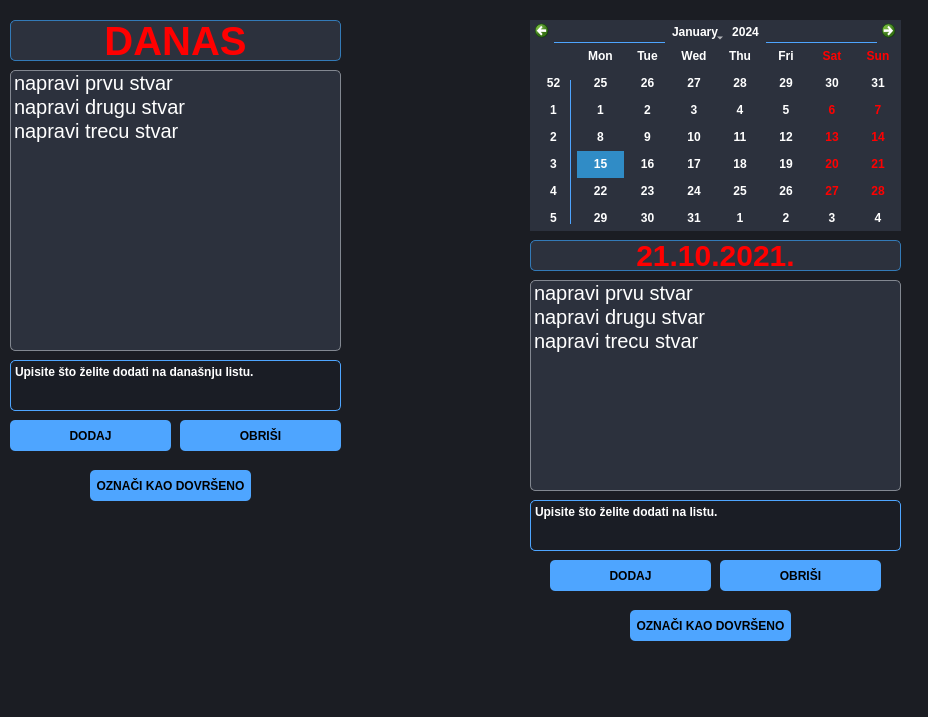
Old version of the form designs/dizajn_novo.ui in the repository Vuk7/To-do-lista.
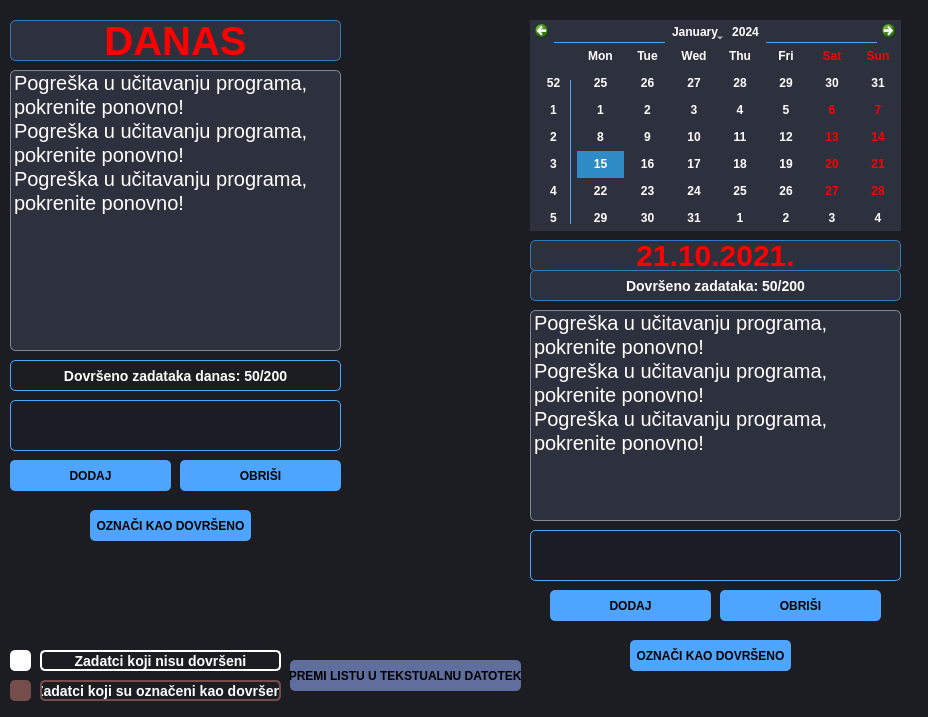
New version of the form.

Commit message: dodano spremanje u tekst datoteke i promijenjen dizajn

Diff of the .ui file:
```diff
--- a/designs/dizajn_novo.ui
+++ b/designs/dizajn_novo.ui
@@ -81,17 +81,20 @@
     </property>
     <item>
      <property name="text">
-      <string>napravi prvu stvar</string>
+      <string>Pogreška u učitavanju programa, 
+pokrenite ponovno!</string>
      </property>
     </item>
     <item>
      <property name="text">
-      <string>napravi drugu stvar</string>
+      <string>Pogreška u učitavanju programa, 
+pokrenite ponovno!</string>
      </property>
     </item>
     <item>
      <property name="text">
-      <string>napravi trecu stvar</string>
+      <string>Pogreška u učitavanju programa, 
+pokrenite ponovno!</string>
      </property>
     </item>
    </widget>
@@ -99,7 +102,7 @@
     <property name="geometry">
      <rect>
       <x>10</x>
-      <y>360</y>
+      <y>400</y>
       <width>331</width>
       <height>51</height>
      </rect>
@@ -118,15 +121,14 @@
 </string>
     </property>
     <property name="plainText">
-     <string>Upisite što želite dodati na današnju listu.
-</string>
+     <string/>
     </property>
    </widget>
    <widget class="QPushButton" name="danas_obrisi">
     <property name="geometry">
      <rect>
       <x>180</x>
-      <y>420</y>
+      <y>460</y>
       <width>161</width>
       <height>31</height>
      </rect>
@@ -149,7 +151,7 @@
     <property name="geometry">
      <rect>
       <x>10</x>
-      <y>420</y>
+      <y>460</y>
       <width>161</width>
       <height>31</height>
      </rect>
@@ -172,7 +174,7 @@
     <property name="geometry">
      <rect>
       <x>90</x>
-      <y>470</y>
+      <y>510</y>
       <width>161</width>
       <height>31</height>
      </rect>
@@ -215,7 +217,7 @@
     <property name="geometry">
      <rect>
       <x>530</x>
-      <y>280</y>
+      <y>310</y>
       <width>371</width>
       <height>211</height>
      </rect>
@@ -233,17 +235,20 @@
     </property>
     <item>
      <property name="text">
-      <string>napravi prvu stvar</string>
+      <string>Pogreška u učitavanju programa, 
+pokrenite ponovno!</string>
      </property>
     </item>
     <item>
      <property name="text">
-      <string>napravi drugu stvar</string>
+      <string>Pogreška u učitavanju programa, 
+pokrenite ponovno!</string>
      </property>
     </item>
     <item>
      <property name="text">
-      <string>napravi trecu stvar</string>
+      <string>Pogreška u učitavanju programa, 
+pokrenite ponovno!</string>
      </property>
     </item>
    </widget>
@@ -285,7 +290,7 @@
     <property name="geometry">
      <rect>
       <x>550</x>
-      <y>560</y>
+      <y>590</y>
       <width>161</width>
       <height>31</height>
      </rect>
@@ -308,7 +313,7 @@
     <property name="geometry">
      <rect>
       <x>720</x>
-      <y>560</y>
+      <y>590</y>
       <width>161</width>
       <height>31</height>
      </rect>
@@ -331,7 +336,7 @@
     <property name="geometry">
      <rect>
       <x>630</x>
-      <y>610</y>
+      <y>640</y>
       <width>161</width>
       <height>31</height>
      </rect>
@@ -354,7 +359,7 @@
     <property name="geometry">
      <rect>
       <x>530</x>
-      <y>500</y>
+      <y>530</y>
       <width>371</width>
       <height>51</height>
      </rect>
@@ -374,8 +379,7 @@
 </string>
     </property>
     <property name="plainText">
-     <string>Upisite što želite dodati na listu.
-</string>
+     <string/>
     </property>
    </widget>
    <widget class="QWidget" name="widget" native="true">
@@ -397,6 +401,176 @@
      <string notr="true">background-color: rgb(78, 164, 254);</string>
     </property>
    </widget>
+   <widget class="QWidget" name="boja_dovrsenih_widget" native="true">
+    <property name="geometry">
+     <rect>
+      <x>10</x>
+      <y>680</y>
+      <width>21</width>
+      <height>21</height>
+     </rect>
+    </property>
+    <property name="whatsThis">
+     <string>Boja zadataka koji su označeni kao dovršeni.</string>
+    </property>
+    <property name="styleSheet">
+     <string notr="true">background-color: #754e4b;
+border-radius: 5px;</string>
+    </property>
+   </widget>
+   <widget class="QWidget" name="boja_nedovrsenih_widget" native="true">
+    <property name="geometry">
+     <rect>
+      <x>10</x>
+      <y>650</y>
+      <width>21</width>
+      <height>21</height>
+     </rect>
+    </property>
+    <property name="whatsThis">
+     <string>Boja zadataka koji još nisu dovršeni.</string>
+    </property>
+    <property name="styleSheet">
+     <string notr="true">background-color: #ffffff;
+border-radius: 5px;</string>
+    </property>
+   </widget>
+   <widget class="QLabel" name="tekst_dovrsenih">
+    <property name="geometry">
+     <rect>
+      <x>40</x>
+      <y>680</y>
+      <width>241</width>
+      <height>21</height>
+     </rect>
+    </property>
+    <property name="whatsThis">
+     <string>Boja zadataka koji su označeni kao dovršeni.</string>
+    </property>
+    <property name="styleSheet">
+     <string notr="true">color: white;
+font-family: 'Times New Roman', serif;
+font-weight: bold;
+border: 2px solid #754e4b;
+border-radius: 5px;
+font-size: 14px;</string>
+    </property>
+    <property name="text">
+     <string>Zadatci koji su označeni kao dovršeni</string>
+    </property>
+    <property name="alignment">
+     <set>Qt::AlignCenter</set>
+    </property>
+   </widget>
+   <widget class="QLabel" name="tekst_nedovrsenih">
+    <property name="geometry">
+     <rect>
+      <x>40</x>
+      <y>650</y>
+      <width>241</width>
+      <height>21</height>
+     </rect>
+    </property>
+    <property name="whatsThis">
+     <string>Boja zadataka koji još nisu dovršeni.</string>
+    </property>
+    <property name="styleSheet">
+     <string notr="true">color: white;
+font-family: 'Times New Roman', serif;
+font-weight: bold;
+border-radius: 5px;
+font-size: 14px;
+border: 2px solid #ffffff;
+border-radius: 5px;</string>
+    </property>
+    <property name="text">
+     <string>Zadatci koji nisu dovršeni</string>
+    </property>
+    <property name="alignment">
+     <set>Qt::AlignCenter</set>
+    </property>
+   </widget>
+   <widget class="QPushButton" name="spremi_listu">
+    <property name="geometry">
+     <rect>
+      <x>290</x>
+      <y>660</y>
+      <width>231</width>
+      <height>31</height>
+     </rect>
+    </property>
+    <property name="whatsThis">
+     <string>Tipka koja omogućuje spremanje cijele liste u tekstualnoj datoteci.</string>
+    </property>
+    <property name="styleSheet">
+     <string notr="true">background-color: #606e9e;
+color: black;
+font-family: 'Times New Roman', serif;
+font-weight: bold;
+border-radius: 5px;</string>
+    </property>
+    <property name="text">
+     <string>SPREMI LISTU U TEKSTUALNU DATOTEKU</string>
+    </property>
+   </widget>
+   <widget class="QLabel" name="dovrseno_danas_tekst">
+    <property name="geometry">
+     <rect>
+      <x>10</x>
+      <y>360</y>
+      <width>331</width>
+      <height>31</height>
+     </rect>
+    </property>
+    <property name="whatsThis">
+     <string>Broj dovršenih zadataka danas / broj ukupnih zadataka.</string>
+    </property>
+    <property name="styleSheet">
+     <string notr="true">color: white;
+font-family: 'Times New Roman', serif;
+font-weight: bold;
+border-radius: 5px;
+font-size: 14px;
+border: 1px solid rgb(78, 165, 255);
+border-radius: 5px;</string>
+    </property>
+    <property name="text">
+     <string>Dovršeno zadataka danas: 50/200</string>
+    </property>
+    <property name="alignment">
+     <set>Qt::AlignCenter</set>
+    </property>
+   </widget>
+   <widget class="QLabel" name="dovrseno_datum_tekst">
+    <property name="geometry">
+     <rect>
+      <x>530</x>
+      <y>270</y>
+      <width>371</width>
+      <height>31</height>
+     </rect>
+    </property>
+    <property name="whatsThis">
+     <string>Broj dovršenih zadataka na izabrani datum / broj ukupnih zadataka tog datuma.</string>
+    </property>
+    <property name="styleSheet">
+     <string notr="true">color: white;
+font-family: 'Times New Roman', serif;
+font-weight: bold;
+border-radius: 5px;
+font-size: 14px;
+border: 1px solid rgb(51, 122, 183);
+border-radius: 5px;
+background-color: rgb(44, 49, 61);
+</string>
+    </property>
+    <property name="text">
+     <string>Dovršeno zadataka: 50/200</string>
+    </property>
+    <property name="alignment">
+     <set>Qt::AlignCenter</set>
+    </property>
+   </widget>
   </widget>
  </widget>
  <resources/>
```
Left out of the diff: 2 changed lines with no effect on the pictures. The commit also changes 13 other files.
